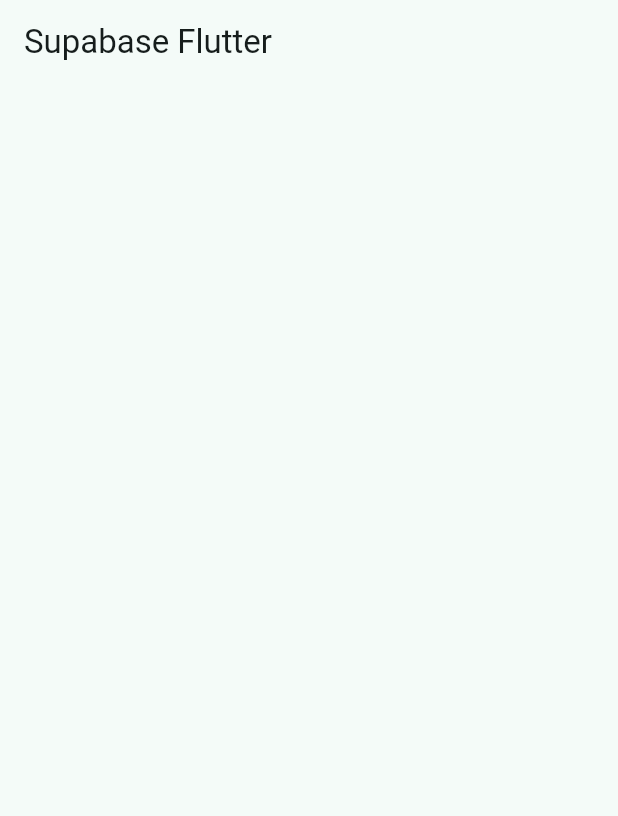
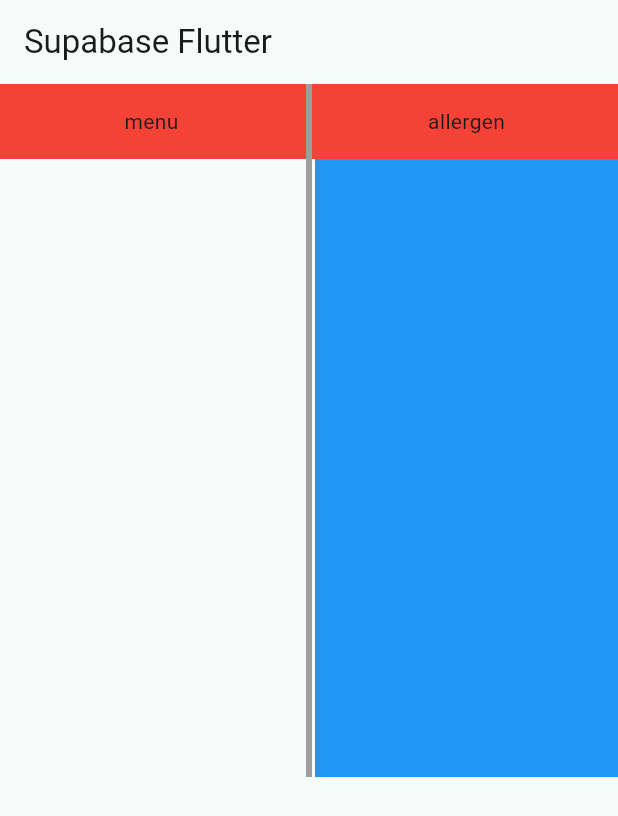
Before and after one commit to Pregum/supabase_intermediate_table_pracetice_flutter, a Flutter app: the screen it shows after launch, on a phone screen of 412 x 824 dp. Shown: the top 816 px of the screen. Run offline on Flutter 3.47's test engine with Material 3 defaults, Android fonts, the phone set to English and light mode, and no system bars; our stand-ins replace flutter_dotenv, supabase_flutter; accounts and stored records are empty; statements that could not run were skipped.

Commit message:
wip: レイアウト設定

```diff
--- a/lib/home_page.dart
+++ b/lib/home_page.dart
@@ -12,30 +12,77 @@
       appBar: AppBar(
         title: const Text('Supabase Flutter'),
       ),
-      body: Center(
+      body: Column(
+        children: [
+          Container(
+            height: 50,
+            color: Colors.red,
+            child: const Row(
+              children: [
+                Expanded(child: Center(child: Text('menu'))),
+                SizedBox(
+                  width: 8,
+                  child: VerticalDivider(
+                    color: Colors.grey,
+                    thickness: 4,
+                  ),
+                ),
+                Expanded(child: Center(child: Text('allergen'))),
+              ],
+            ),
+          ),
+          SizedBox(
+            height: MediaQuery.sizeOf(context).height * 0.5,
+            child: Row(
+              children: [
+                Expanded(
+                  child: Center(
                     child: FutureBuilder<List<Menu>>(
                       builder: (context, snapshot) {
-            if (snapshot.connectionState == ConnectionState.waiting) {
+                        if (snapshot.connectionState ==
+                            ConnectionState.waiting) {
                           return const CircularProgressIndicator.adaptive();
                         }
 
                         final menus = snapshot.data;
                         if (menus == null) {
-              return const Text('No menus found');
+                          return const Center(child: Text('No menus found'));
                         }
                         return _buildMenuList(menus);
                       },
                       future: getMenus(),
                     ),
                   ),
+                ),
+                const SizedBox(
+                  width: 8,
+                  child: VerticalDivider(
+                    color: Colors.grey,
+                    thickness: 4,
+                  ),
+                ),
+                Expanded(
+                  child: Container(
+                    color: Colors.blue,
+                  ),
+                )
+              ],
+            ),
+          ),
+        ],
+      ),
     );
   }
 
   _buildMenuList(List<Menu> menus) {
     return ListView.builder(
+      // shrinkWrap: true,
       itemBuilder: (context, index) {
         final menu = menus[index];
         return ListTile(
+          onTap: () {
+            debugPrint('tapped: ${menu.name}');
+          },
           title: Text(menu.name),
           subtitle: Text(menu.createdAt.toIso8601String()),
         );
```
Lines whose indentation alone changed are shown as unchanged.
